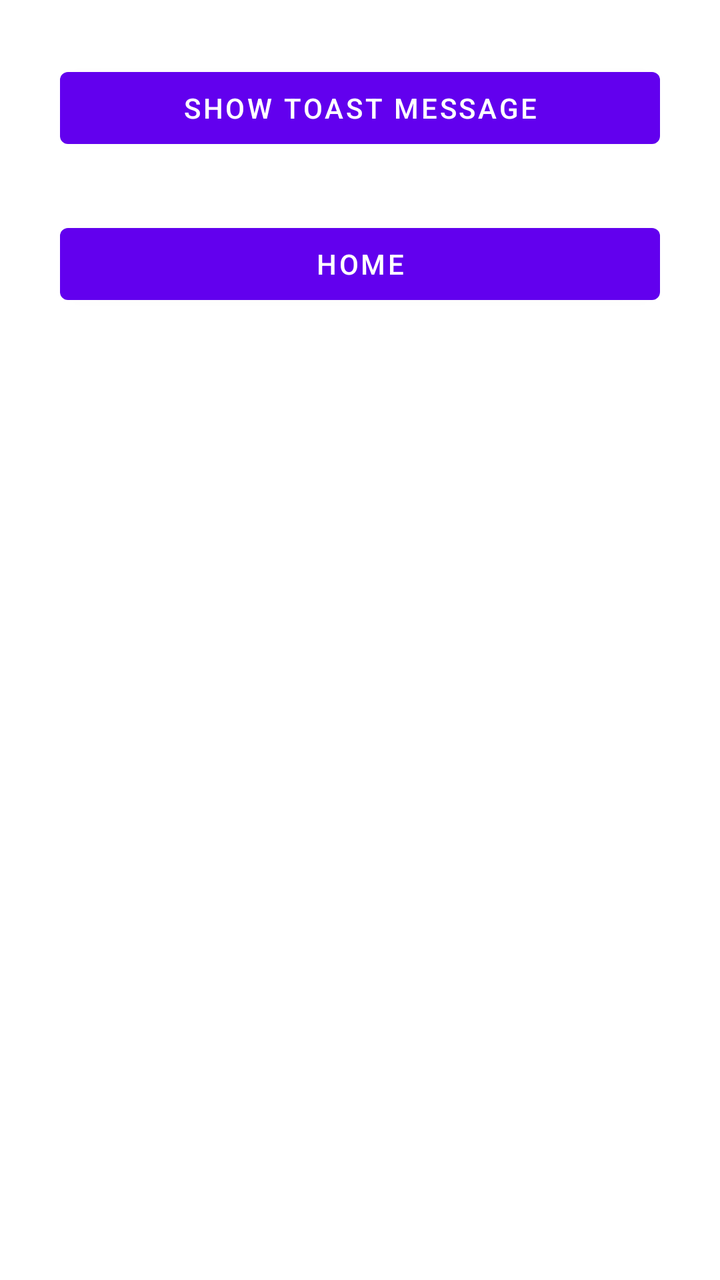
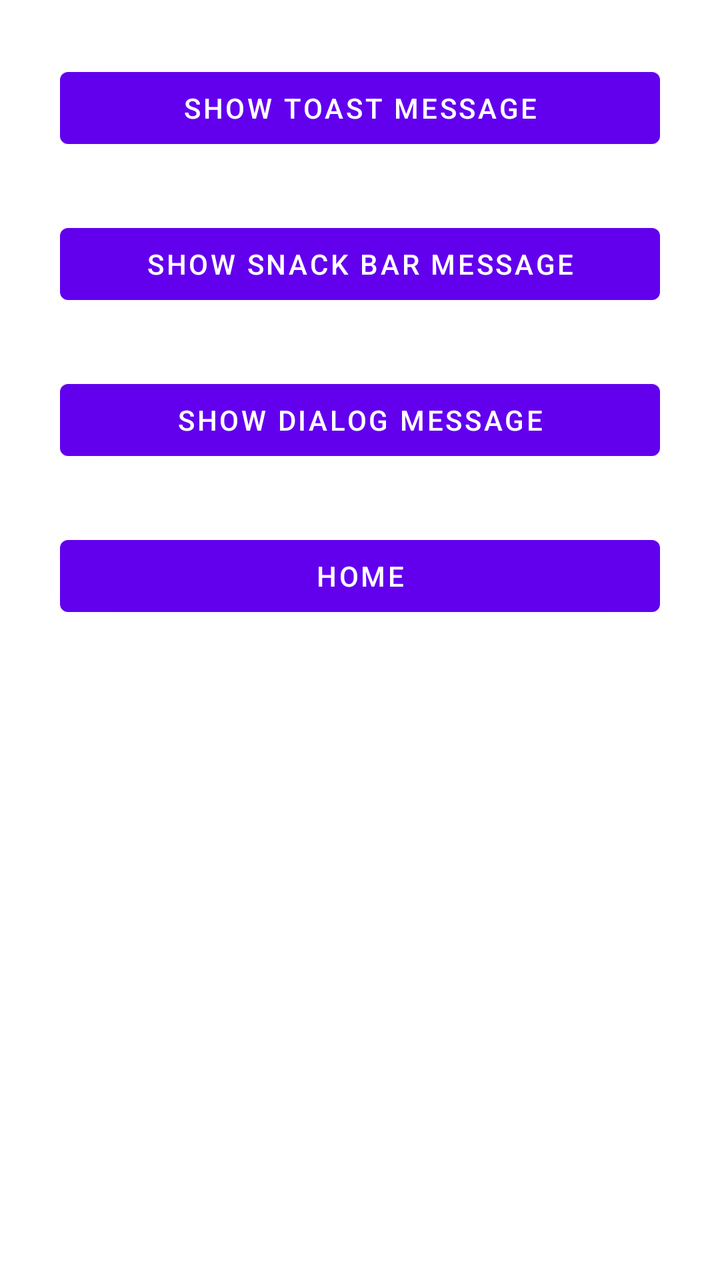

Two renders of the same Android screen: before a commit and after it. Below are the layout's source before the change and the commit's diff.
<!-- AndroidManifest.xml: application theme Theme.MyLearningApp -->
<!-- res/layout/activity_toast.xml -->
<?xml version="1.0" encoding="utf-8"?>
<LinearLayout xmlns:android="http://schemas.android.com/apk/res/android"
    xmlns:tools="http://schemas.android.com/tools"
    android:id="@+id/main"
    android:layout_width="match_parent"
    android:layout_height="match_parent"
    tools:context=".ToastActivity"
    android:gravity="center_horizontal"
    android:orientation="vertical">

    <Button
        android:id="@+id/toast_button"
        android:layout_width="300dp"
        android:layout_height="wrap_content"
        android:text="Show Toast Message"
        android:layout_marginTop="30dp"/>

    <Button
        android:id="@+id/button4"
        android:layout_width="300dp"
        android:layout_height="wrap_content"
        android:text="Home"
        android:layout_marginTop="30dp"/>
</LinearLayout>
<!-- resources referenced by this layout -->
<resources>
  <style name="Theme.MyLearningApp" parent="Theme.MaterialComponents.DayNight.DarkActionBar">
          
          <item name="colorPrimary">@color/purple_500</item>
          <item name="colorPrimaryVariant">@color/purple_700</item>
          <item name="colorOnPrimary">@color/white</item>
          
          <item name="colorSecondary">@color/teal_200</item>
          <item name="colorSecondaryVariant">@color/teal_700</item>
          <item name="colorOnSecondary">@color/black</item>
          
          <item name="android:statusBarColor">?attr/colorPrimaryVariant</item>
          
      </style>
  <color name="purple_500">#FF6200EE</color>
  <color name="purple_700">#FF3700B3</color>
  <color name="white">#FFFFFFFF</color>
  <color name="teal_200">#FF03DAC5</color>
  <color name="teal_700">#FF018786</color>
  <color name="black">#FF000000</color>
</resources>

<!-- the commit's change to res/layout/activity_toast.xml (unified diff, before → after) -->
@@ -1,7 +1,7 @@
 <?xml version="1.0" encoding="utf-8"?>
 <LinearLayout xmlns:android="http://schemas.android.com/apk/res/android"
     xmlns:tools="http://schemas.android.com/tools"
-    android:id="@+id/main"
+    android:id="@+id/toast_layout"
     android:layout_width="match_parent"
     android:layout_height="match_parent"
     tools:context=".ToastActivity"
@@ -16,6 +16,20 @@
         android:layout_marginTop="30dp"/>
 
     <Button
+        android:id="@+id/snack_button"
+        android:layout_width="300dp"
+        android:layout_height="wrap_content"
+        android:text="Show Snack Bar Message"
+        android:layout_marginTop="30dp"/>
+
+    <Button
+        android:id="@+id/dialog_button"
+        android:layout_width="300dp"
+        android:layout_height="wrap_content"
+        android:text="Show Dialog Message"
+        android:layout_marginTop="30dp"/>
+
+    <Button
         android:id="@+id/button4"
         android:layout_width="300dp"
         android:layout_height="wrap_content"
